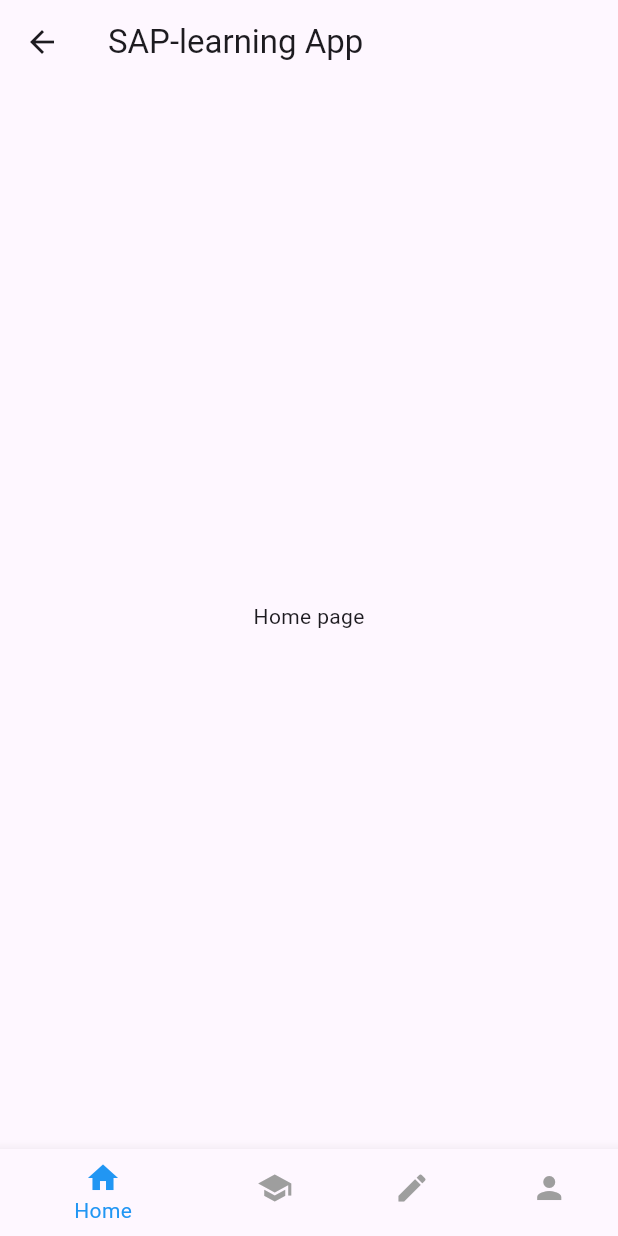
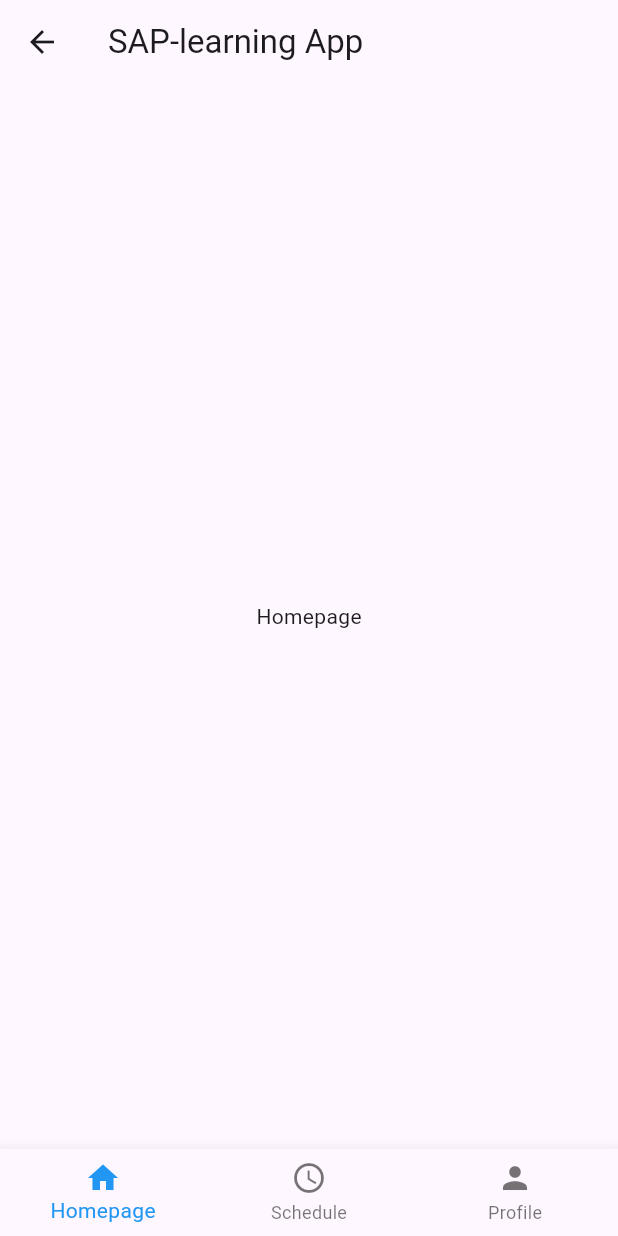
Before and after one commit to hnamredips/sap_mobile, a Flutter app: the HomeScreen screen opened by its route, on a phone screen of 412 x 824 dp. Run offline on Flutter 3.47's test engine with Material 3 defaults, Android fonts, the phone set to English and light mode, and no system bars.

Commit message:
home_screen / homepage_screen / profile_screen / schedule_screen

```diff
--- a/lib/main.dart
+++ b/lib/main.dart
@@ -1,10 +1,12 @@
 import 'package:flutter/material.dart';
 import 'screens/home_screen.dart';
+import 'screens/homepage_screen.dart';
+import 'screens/schedule_screen.dart';
+import 'screens/profile_screen.dart';
 import 'screens/login_screen.dart';
 import 'screens/register_screen.dart';
 import 'screens/forgot_password_screen.dart';
 import 'screens/reset_password_screen.dart';
-
 
 void main() {
   runApp(MyApp());
@@ -21,11 +23,13 @@ class MyApp extends StatelessWidget {
       home: MainScreen(),
       routes: {
         '/home': (context) => HomeScreen(),
+        '/homepage': (context) => HomepageScreen(),
+        '/schedule': (context) => ScheduleScreen(),
+        '/profile': (context) => ProfileScreen(),
         '/login': (context) => LoginScreen(),
         '/register': (context) => RegisterScreen(),
         '/forgot-password': (context) => ForgotPasswordScreen(),
         '/reset-password': (context) => ResetPasswordScreen(),
-
       },
     );
   }
--- a/lib/screens/home_screen.dart
+++ b/lib/screens/home_screen.dart
@@ -1,4 +1,7 @@
 import 'package:flutter/material.dart';
+import 'homepage_screen.dart';
+import 'schedule_screen.dart';
+import 'profile_screen.dart';
 
 class HomeScreen extends StatefulWidget {
   @override
@@ -9,11 +12,10 @@ class _HomeScreenState extends State<HomeScreen> {
   int _selectedIndex = 0;
 
   // Danh sách các màn hình liên quan đến từng mục trong Bottom Navigation Bar
-  static const List<Widget> _widgetOptions = <Widget>[
-    Text('Home page'),
-    Text('Courses Page'),
-    Text('Mock Exams Page'),
-    Text('Profile Page')
+  static final List<Widget> _widgetOptions = <Widget>[
+    HomepageScreen(),
+    ScheduleScreen(),
+    ProfileScreen()
   ];
 
   void _onItemTapped(int index) {
@@ -35,15 +37,11 @@ class _HomeScreenState extends State<HomeScreen> {
         items: const <BottomNavigationBarItem>[
           BottomNavigationBarItem(
             icon: Icon(Icons.home),
-            label: 'Home',
+            label: 'Homepage',
           ),
           BottomNavigationBarItem(
-            icon: Icon(Icons.school),
-            label: 'Courses',
-          ),
-          BottomNavigationBarItem(
-            icon: Icon(Icons.edit),
-            label: 'Mock Exams',
+            icon: Icon(Icons.schedule),
+            label: 'Schedule',
           ),
           BottomNavigationBarItem(
             icon: Icon(Icons.person),
@@ -52,7 +50,6 @@ class _HomeScreenState extends State<HomeScreen> {
         ],
         currentIndex: _selectedIndex,
         selectedItemColor: Colors.blue,
-        unselectedItemColor: Colors.grey,
         onTap: _onItemTapped,
       ),
     );
--- /dev/null
+++ b/lib/screens/homepage_screen.dart
@@ -0,0 +1,10 @@
+import 'package:flutter/material.dart';
+
+class HomepageScreen extends StatelessWidget {
+  @override
+  Widget build(BuildContext context) {
+	return Center(
+	  child: Text('Homepage'),
+	);
+  }
+}
```
Also changed, not shown: analysis_options.yaml (+7 -24 lines), lib/screens/profile_screen.dart (added, +10 -0 lines), lib/screens/schedule_screen.dart (added, +10 -0 lines).
